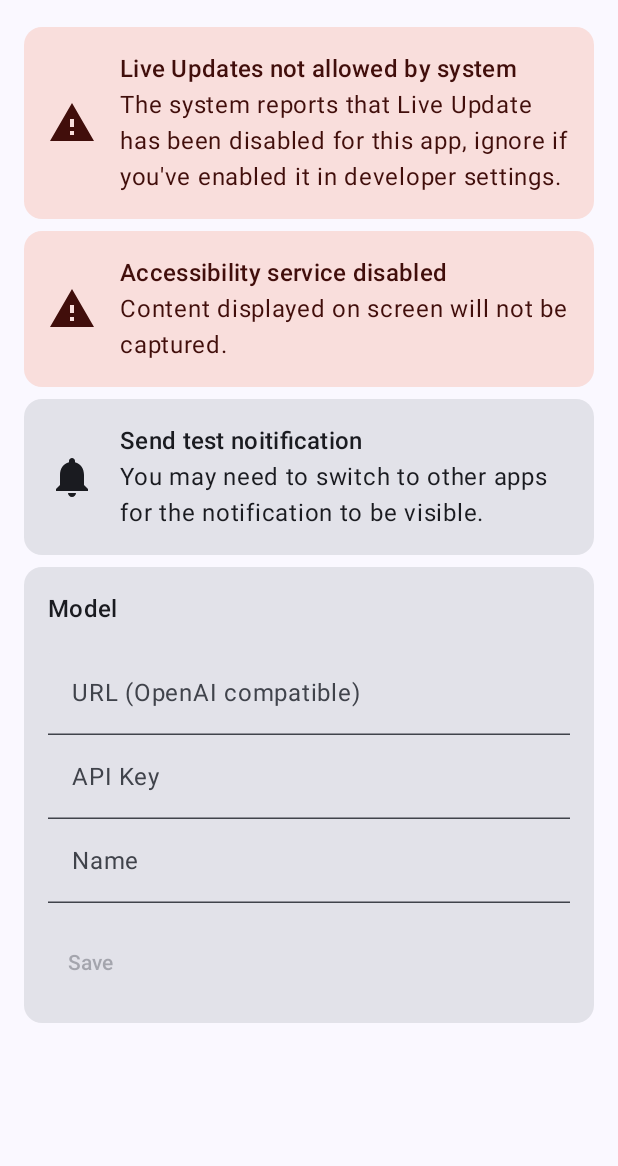
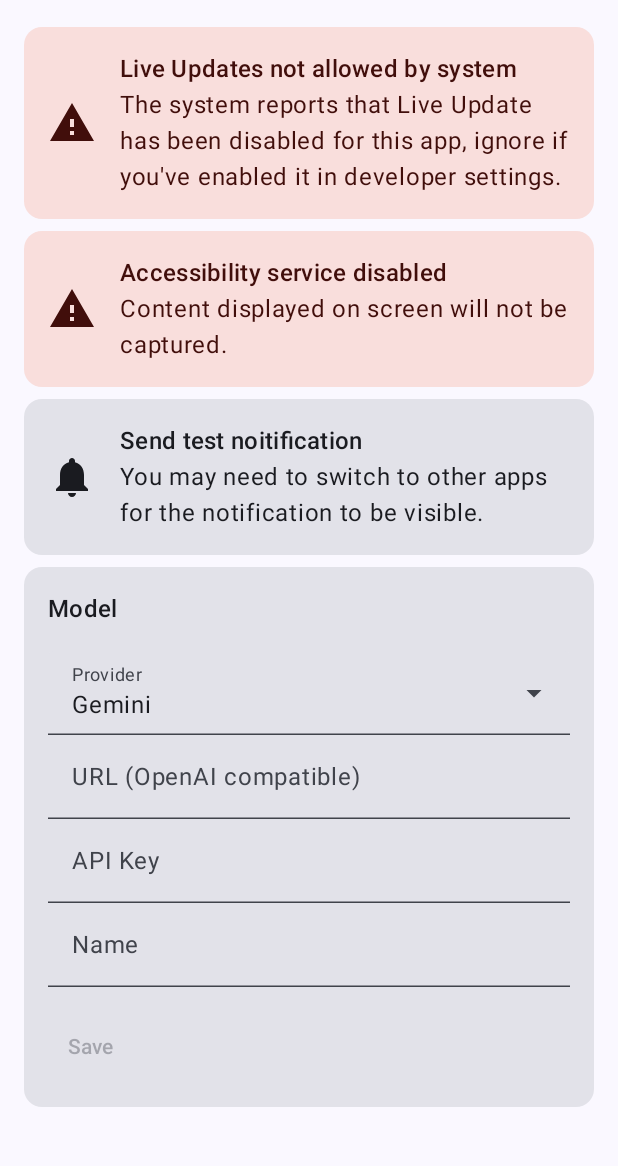
Before and after one commit to kmod-midori/HopOntoIsland, an Android app built with Jetpack Compose: the screen it shows after launch (MainActivity), on a phone screen of 412 x 824 dp, the part 69-1235 px from its top. Run offline under Robolectric (Android 15) with nearby library versions, the phone set to English and light mode, and no system bars; 1 statement that could not run was skipped.

Commit message:
Add Gemini Support
Add 繁體中文 Support

```diff
--- a/app/src/main/java/moe/reimu/hopontoisland/MainActivity.kt
+++ b/app/src/main/java/moe/reimu/hopontoisland/MainActivity.kt
@@ -9,6 +9,7 @@ import androidx.activity.ComponentActivity
 import androidx.activity.compose.setContent
 import androidx.activity.enableEdgeToEdge
 import androidx.compose.foundation.layout.Arrangement
+import androidx.compose.foundation.layout.Box
 import androidx.compose.foundation.layout.Column
 import androidx.compose.foundation.layout.PaddingValues
 import androidx.compose.foundation.layout.Row
@@ -27,7 +28,10 @@ import androidx.compose.foundation.text.input.rememberTextFieldState
 import androidx.compose.material3.Card
 import androidx.compose.material3.CardColors
 import androidx.compose.material3.CardDefaults
+import androidx.compose.material3.DropdownMenuItem
 import androidx.compose.material3.ExperimentalMaterial3Api
+import androidx.compose.material3.ExposedDropdownMenuBox
+import androidx.compose.material3.ExposedDropdownMenuDefaults
 import androidx.compose.material3.Icon
 import androidx.compose.material3.MaterialTheme
 import androidx.compose.material3.Scaffold
@@ -49,6 +53,7 @@ import androidx.compose.ui.graphics.vector.ImageVector
 import androidx.compose.ui.platform.LocalContext
 import androidx.compose.ui.res.stringResource
 import androidx.compose.ui.res.vectorResource
+import androidx.compose.ui.tooling.preview.Preview
 import androidx.compose.ui.unit.dp
 import androidx.core.app.NotificationManagerCompat
 import androidx.core.content.pm.ShortcutInfoCompat
@@ -72,7 +77,7 @@ class MainActivity : ComponentActivity() {
         val shortcut = ShortcutInfoCompat.Builder(this, "capture")
             .setShortLabel(getString(R.string.capture_shortcut_label))
             .setLongLabel(getString(R.string.capture_shortcut_label))
-            .setIcon(IconCompat.createWithResource(this, R.drawable.ic_search_white))
+            .setIcon(IconCompat.createWithResource(this, R.drawable.crop_free_24px))
             .setIntent(Intent(this, CaptureActivity::class.java).apply {
                 action = Intent.ACTION_VIEW
                 flags = Intent.FLAG_ACTIVITY_CLEAR_TASK.or(Intent.FLAG_ACTIVITY_NEW_TASK)
@@ -267,15 +272,19 @@ fun MyIcon(imageVector: ImageVector) {
 @Composable
 fun ModelSettings(snacbkarHostState: SnackbarHostState) {
     val app = MyApplication.getInstance()
+    val apiProvider = listOf("Gemini", "OpenAI")
+    var selectedProvider by remember { mutableStateOf(app.getSettings().modeProvider?:apiProvider[0]) }
     val modelUrlState =
         rememberTextFieldState(initialText = remember { app.getSettings().modelUrl.orEmpty() })
     val modelKeyState =
         rememberTextFieldState(initialText = remember { app.getSettings().modelKey.orEmpty() })
     val modelNameState =
         rememberTextFieldState(initialText = remember { app.getSettings().modelName.orEmpty() })
-    val settingsValid = modelUrlState.text.startsWith("http") &&
+
+    val settingsValid = (if(selectedProvider == "OpenAI") modelUrlState.text.startsWith("http") else true) &&
             modelKeyState.text.isNotBlank() &&
             modelNameState.text.isNotBlank()
+
     val scope = rememberCoroutineScope()
 
     Column {
@@ -284,6 +293,12 @@ fun ModelSettings(snacbkarHostState: SnackbarHostState) {
             style = MaterialTheme.typography.titleMedium
         )
         Spacer(modifier = Modifier.height(16.dp))
+        ExposedDropdownSelectionBox(
+            selectedOption = selectedProvider,
+            onSelectedOptionChanged = { selectedProvider = it },
+            options = apiProvider,
+            label = stringResource(R.string.model_provider_label)
+        )
         TextField(
             state = modelUrlState,
             lineLimits = TextFieldLineLimits.SingleLine,
@@ -307,6 +322,7 @@ fun ModelSettings(snacbkarHostState: SnackbarHostState) {
             scope.launch {
                 withContext(Dispatchers.IO) {
                     val settings = app.getSettings()
+                    settings.modeProvider = selectedProvider
                     settings.modelUrl = modelUrlState.text.toString()
                     settings.modelKey = modelKeyState.text.toString()
                     settings.modelName = modelNameState.text.toString()
@@ -320,3 +336,88 @@ fun ModelSettings(snacbkarHostState: SnackbarHostState) {
         }
     }
 }
+
+
+// 示例数据
+//private val apiProvider = listOf("Gemini", "OpenAI")
+
+@OptIn(ExperimentalMaterial3Api::class)
+@Composable
+fun ExposedDropdownSelectionBox(
+    modifier: Modifier = Modifier,
+    selectedOption: String,
+    onSelectedOptionChanged: (String) -> Unit,
+    options: List<String>,
+    label: String
+) {
+    // 状态 1: 控制菜单的展开/收起
+    var expanded by remember { mutableStateOf(false) }
+
+    // 状态 2: 存储当前选中的文本
+//    var selectedText by remember { mutableStateOf(options[0]) }
+
+    Box(
+        modifier = modifier
+            .fillMaxWidth()
+    ) {
+        // 核心组件：ExposedDropdownMenuBox
+        ExposedDropdownMenuBox(
+            expanded = expanded,
+            onExpandedChange = {
+                // 点击时切换展开状态
+                expanded = !expanded
+            }
+        ) {
+            // 1. 下拉框的显示部分 (TextField)
+            // menuAnchor() 必须应用于此处的 TextField 或其父级
+            TextField(
+                // TextField 必须设置 menuAnchor()
+                modifier = Modifier
+                    .fillMaxWidth()
+                    .menuAnchor(),
+                value = selectedOption,
+                onValueChange = {}, // 通常只显示，不直接编辑
+                readOnly = true, // 只读，防止用户手动输入
+                label = { Text(label) },
+                // 尾部图标：显示一个下拉箭头
+                trailingIcon = {
+                    ExposedDropdownMenuDefaults.TrailingIcon(expanded = expanded)
+                },
+                // 使用 Material 3 的默认样式
+                colors = ExposedDropdownMenuDefaults.textFieldColors()
+            )
+
+            // 2. 实际的下拉菜单 (DropdownMenu)
+            ExposedDropdownMenu(
+                expanded = expanded,
+                onDismissRequest = {
+                    // 点击菜单外部时收起
+                    expanded = false
+                }
+            ) {
+                // 遍历所有选项并创建菜单项
+                options.forEach { selectionOption ->
+                    DropdownMenuItem(
+                        text = { Text(selectionOption) },
+                        onClick = {
+                            // 通过回调函数通知父级新的选中项
+                            onSelectedOptionChanged(selectionOption)
+                            // 收起菜单
+                            expanded = false
+                        },
+                        contentPadding = ExposedDropdownMenuDefaults.ItemContentPadding
+                    )
+                }
+            }
+        }
+    }
+}
+
+@Preview(showBackground = true)
+@Composable
+fun MainPreview() {
+    val snackbarHostState = remember { SnackbarHostState() }
+    HopOntoIslandTheme {
+        MainView(snackbarHostState)
+    }
+}
--- a/app/src/main/java/moe/reimu/hopontoisland/llm/ModelProvider.kt
+++ b/app/src/main/java/moe/reimu/hopontoisland/llm/ModelProvider.kt
@@ -3,5 +3,5 @@ package moe.reimu.hopontoisland.llm
 import moe.reimu.hopontoisland.model.ModelRequest
 
 interface ModelProvider {
-    suspend fun generate(request: ModelRequest): String
+    suspend fun generate(request: Any?): String
 }
--- a/app/src/main/java/moe/reimu/hopontoisland/utils/Settings.kt
+++ b/app/src/main/java/moe/reimu/hopontoisland/utils/Settings.kt
@@ -5,6 +5,14 @@ import androidx.core.content.edit
 
 class Settings(context: Context) {
     private val sp = context.getSharedPreferences("default", Context.MODE_PRIVATE)
+
+    var modeProvider: String?
+        get() = sp.getString("modeProvider", "Gemini")
+        set(value) {
+            sp.edit {
+                putString("modeProvider", value)
+            }
+        }
 
     var modelUrl: String?
         get() = sp.getString("modelUrl", null)
--- /dev/null
+++ b/app/src/main/res/drawable/crop_free_24px.xml
@@ -0,0 +1,10 @@
+<vector xmlns:android="http://schemas.android.com/apk/res/android"
+    android:width="24dp"
+    android:height="24dp"
+    android:viewportWidth="960"
+    android:viewportHeight="960"
+    android:tint="#000000">
+  <path
+      android:fillColor="@android:color/background_dark"
+      android:pathData="M200,840Q167,840 143.5,816.5Q120,793 120,760L120,600L200,600L200,760Q200,760 200,760Q200,760 200,760L360,760L360,840L200,840ZM600,840L600,760L760,760Q760,760 760,760Q760,760 760,760L760,600L840,600L840,760Q840,793 816.5,816.5Q793,840 760,840L600,840ZM120,360L120,200Q120,167 143.5,143.5Q167,120 200,120L360,120L360,200L200,200Q200,200 200,200Q200,200 200,200L200,360L120,360ZM760,360L760,200Q760,200 760,200Q760,200 760,200L600,200L600,120L760,120Q793,120 816.5,143.5Q840,167 840,200L840,360L760,360Z"/>
+</vector>
--- a/app/src/main/res/drawable/ic_dining.xml
+++ b/app/src/main/res/drawable/ic_dining.xml
@@ -1,4 +1,6 @@
-<vector xmlns:android="http://schemas.android.com/apk/res/android" android:height="24dp" android:tint="#000000" android:viewportHeight="24" android:viewportWidth="24" android:width="24dp">
+<vector xmlns:android="http://schemas.android.com/apk/res/android"
+    android:height="24dp" android:tint="#000000" android:viewportHeight="24"
+    android:viewportWidth="24" android:width="24dp">
 
     <path android:fillColor="@android:color/white" android:pathData="M8.1,13.34l2.83,-2.83L3.91,3.5c-1.56,1.56 -1.56,4.09 0,5.66l4.19,4.18zM14.88,11.53c1.53,0.71 3.68,0.21 5.27,-1.38 1.91,-1.91 2.28,-4.65 0.81,-6.12 -1.46,-1.46 -4.2,-1.1 -6.12,0.81 -1.59,1.59 -2.09,3.74 -1.38,5.27L3.7,19.87l1.41,1.41L12,14.41l6.88,6.88 1.41,-1.41L13.41,13l1.47,-1.47z"/>
 
--- a/app/src/main/res/values/strings.xml
+++ b/app/src/main/res/values/strings.xml
@@ -3,6 +3,9 @@
     <string name="capture_shortcut_label">Capture</string>
     <string name="noti_channel_default">Default</string>
     <string name="noti_channel_live">Live Updates</string>
+    <string name="noti_error">Recognition Failed</string>
+    <string name="noti_recognizing">Recognition</string>
+    <string name="noti_in_recognizing">Recognizing</string>
     <string name="test_notification_label">Send test noitification</string>
     <string name="test_notification_desc">You may need to switch to other apps for the notification to be visible.</string>
     <string name="grant_noti_perm_label">Grant notification permission</string>
@@ -16,4 +19,5 @@
     <string name="saved_msg">Saved</string>
     <string name="a11y_disabled_label">Accessibility service disabled</string>
     <string name="a11y_disabled_desc">Content displayed on screen will not be captured.</string>
+    <string name="model_provider_label">Provider</string>
 </resources>
--- a/gradle/libs.versions.toml
+++ b/gradle/libs.versions.toml
@@ -9,6 +9,7 @@ lifecycleRuntimeKtx = "2.9.4"
 activityCompose = "1.11.0"
 activityKtx = "1.11.0"
 composeBom = "2025.10.00"
+roomKtx = "2.8.4"
 
 [libraries]
 accompanist-permissions = { module = "com.google.accompanist:accompanist-permissions", version.ref = "accompanistPermissions" }
@@ -29,6 +30,7 @@ ktor-client-content-negotiation = { module = "io.ktor:ktor-client-content-negoti
 ktor-client-core = { module = "io.ktor:ktor-client-core" }
 ktor-client-okhttp = { module = "io.ktor:ktor-client-okhttp" }
 ktor-serialization-kotlinx-json = { module = "io.ktor:ktor-serialization-kotlinx-json" }
+androidx-room-ktx = { group = "androidx.room", name = "room-ktx", version.ref = "roomKtx" }
 
 [plugins]
 android-application = { id = "com.android.application", version.ref = "agp" }
```
Also changed, not shown: app/build.gradle.kts (+18 -0 lines), app/src/main/java/moe/reimu/hopontoisland/CaptureActivity.kt (+11 -5 lines), app/src/main/java/moe/reimu/hopontoisland/RecognitionProcessor.kt (+74 -4 lines), app/src/main/java/moe/reimu/hopontoisland/llm/ApiModelProvider.kt (+33 -3 lines), 4 other files.
